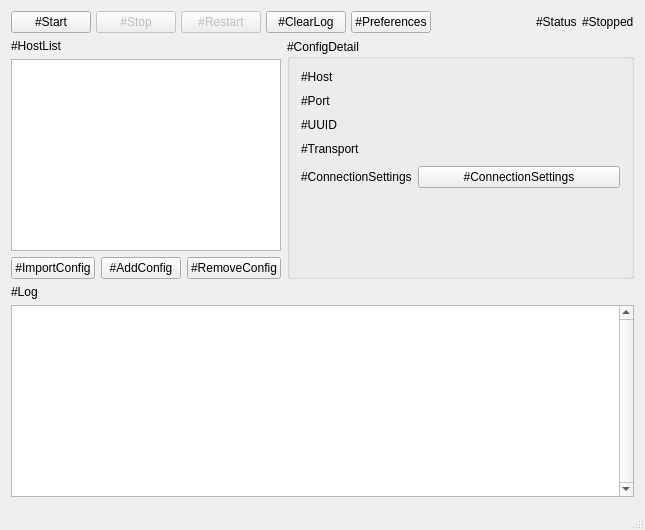
Old version of the form src/w_MainWindow.ui in the repository darsvador/qvssr.
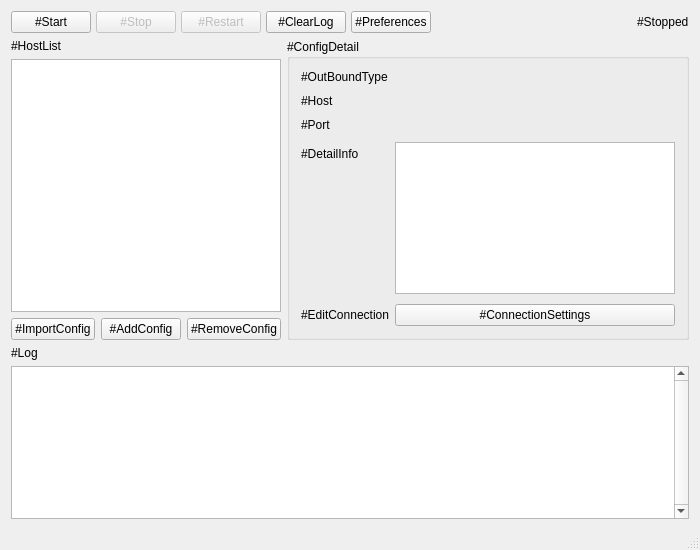
New version of the form.

```diff
--- a/src/w_MainWindow.ui
+++ b/src/w_MainWindow.ui
@@ -9,8 +9,8 @@
    <rect>
     <x>0</x>
     <y>0</y>
-    <width>645</width>
-    <height>530</height>
+    <width>700</width>
+    <height>550</height>
    </rect>
   </property>
   <property name="sizePolicy">
@@ -21,8 +21,8 @@
   </property>
   <property name="minimumSize">
    <size>
-    <width>645</width>
-    <height>530</height>
+    <width>700</width>
+    <height>550</height>
    </size>
   </property>
   <property name="windowTitle">
@@ -35,9 +35,15 @@
      <verstretch>0</verstretch>
     </sizepolicy>
    </property>
-   <layout class="QGridLayout" name="gridLayout">
-    <item row="0" column="0" colspan="4">
-     <layout class="QHBoxLayout" name="horizontalLayout" stretch="1,1,1,1,0,0,0,0">
+   <property name="minimumSize">
+    <size>
+     <width>680</width>
+     <height>530</height>
+    </size>
+   </property>
+   <layout class="QGridLayout" name="gridLayout" columnstretch="4,6" rowminimumheight="0,0,0,0,0,8">
+    <item row="0" column="0" colspan="2">
+     <layout class="QHBoxLayout" name="horizontalLayout" stretch="1,1,1,1,0,0,0">
       <property name="spacing">
        <number>5</number>
       </property>
@@ -101,13 +107,6 @@
         </property>
        </spacer>
       </item>
-      <item>
-       <widget class="QLabel" name="label_2">
-        <property name="text">
-         <string>#Status</string>
-        </property>
-       </widget>
-      </item>
       <item>
        <widget class="QLabel" name="statusLabel">
         <property name="text">
@@ -124,7 +123,86 @@
       </property>
      </widget>
     </item>
-    <item row="1" column="3" rowspan="3">
+    <item row="2" column="0">
+     <widget class="QListWidget" name="connectionListWidget">
+      <property name="frameShape">
+       <enum>QFrame::StyledPanel</enum>
+      </property>
+      <property name="frameShadow">
+       <enum>QFrame::Sunken</enum>
+      </property>
+      <property name="lineWidth">
+       <number>1</number>
+      </property>
+      <property name="midLineWidth">
+       <number>0</number>
+      </property>
+      <property name="verticalScrollBarPolicy">
+       <enum>Qt::ScrollBarAsNeeded</enum>
+      </property>
+      <property name="horizontalScrollBarPolicy">
+       <enum>Qt::ScrollBarAsNeeded</enum>
+      </property>
+      <property name="defaultDropAction">
+       <enum>Qt::CopyAction</enum>
+      </property>
+      <property name="verticalScrollMode">
+       <enum>QAbstractItemView::ScrollPerPixel</enum>
+      </property>
+      <property name="horizontalScrollMode">
+       <enum>QAbstractItemView::ScrollPerPixel</enum>
+      </property>
+      <property name="viewMode">
+       <enum>QListView::ListMode</enum>
+      </property>
+     </widget>
+    </item>
+    <item row="3" column="0">
+     <layout class="QHBoxLayout" name="horizontalLayout_2">
+      <item>
+       <widget class="QPushButton" name="importConfigBtn">
+        <property name="text">
+         <string>#ImportConfig</string>
+        </property>
+       </widget>
+      </item>
+      <item>
+       <widget class="QPushButton" name="addConfigBtn">
+        <property name="text">
+         <string>#AddConfig</string>
+        </property>
+       </widget>
+      </item>
+      <item>
+       <widget class="QPushButton" name="delConfigBtn">
+        <property name="text">
+         <string>#RemoveConfig</string>
+        </property>
+       </widget>
+      </item>
+     </layout>
+    </item>
+    <item row="5" column="0" colspan="2">
+     <widget class="QTextBrowser" name="logText">
+      <property name="verticalScrollBarPolicy">
+       <enum>Qt::ScrollBarAlwaysOn</enum>
+      </property>
+      <property name="lineWrapMode">
+       <enum>QTextEdit::NoWrap</enum>
+      </property>
+      <property name="openLinks">
+       <bool>false</bool>
+      </property>
+     </widget>
+    </item>
+    <item row="4" column="0">
+     <widget class="QLabel" name="label_10">
+      <property name="text">
+       <string>#Log</string>
+      </property>
+     </widget>
+    </item>
+    <item row="1" column="1" rowspan="3">
      <widget class="QGroupBox" name="groupBox">
       <property name="title">
        <string>#ConfigDetail</string>
@@ -136,43 +214,43 @@
        <property name="verticalSpacing">
         <number>10</number>
        </property>
-       <item row="0" column="0">
+       <item row="1" column="0">
         <widget class="QLabel" name="label">
          <property name="text">
           <string>#Host</string>
          </property>
         </widget>
        </item>
-       <item row="0" column="1">
+       <item row="1" column="1">
         <widget class="QLabel" name="_hostLabel">
          <property name="text">
           <string/>
          </property>
         </widget>
        </item>
-       <item row="1" column="0">
+       <item row="2" column="0">
         <widget class="QLabel" name="label_3">
          <property name="text">
           <string>#Port</string>
          </property>
         </widget>
        </item>
-       <item row="1" column="1">
-        <widget class="QLabel" name="_portLabel">
-         <property name="text">
-          <string/>
-         </property>
-        </widget>
-       </item>
-       <item row="2" column="0">
-        <widget class="QLabel" name="label_9">
-         <property name="text">
-          <string>#UUID</string>
-         </property>
-        </widget>
-       </item>
        <item row="2" column="1">
-        <widget class="QLabel" name="_uuidLabel">
+        <widget class="QLabel" name="_portLabel">
+         <property name="text">
+          <string/>
+         </property>
+        </widget>
+       </item>
+       <item row="0" column="0">
+        <widget class="QLabel" name="label_2">
+         <property name="text">
+          <string>#OutBoundType</string>
+         </property>
+        </widget>
+       </item>
+       <item row="0" column="1">
+        <widget class="QLabel" name="_OutBoundTypeLabel">
          <property name="text">
           <string/>
          </property>
@@ -181,21 +259,33 @@
        <item row="3" column="0">
         <widget class="QLabel" name="label_5">
          <property name="text">
-          <string>#Transport</string>
+          <string>#DetailInfo</string>
          </property>
         </widget>
        </item>
        <item row="3" column="1">
-        <widget class="QLabel" name="_transportLabel">
-         <property name="text">
-          <string/>
+        <widget class="QTextBrowser" name="detailInfoTxt">
+         <property name="sizePolicy">
+          <sizepolicy hsizetype="Expanding" vsizetype="Expanding">
+           <horstretch>0</horstretch>
+           <verstretch>0</verstretch>
+          </sizepolicy>
+         </property>
+         <property name="minimumSize">
+          <size>
+           <width>0</width>
+           <height>0</height>
+          </size>
+         </property>
+         <property name="lineWrapMode">
+          <enum>QTextEdit::NoWrap</enum>
          </property>
         </widget>
        </item>
        <item row="4" column="0">
         <widget class="QLabel" name="label_11">
          <property name="text">
-          <string>#ConnectionSettings</string>
+          <string>#EditConnection</string>
          </property>
         </widget>
        </item>
@@ -218,81 +308,6 @@
       </layout>
      </widget>
     </item>
-    <item row="2" column="0" colspan="3">
-     <widget class="QListWidget" name="connectionListWidget">
-      <property name="frameShape">
-       <enum>QFrame::StyledPanel</enum>
-      </property>
-      <property name="frameShadow">
-       <enum>QFrame::Sunken</enum>
-      </property>
-      <property name="lineWidth">
-       <number>1</number>
-      </property>
-      <property name="midLineWidth">
-       <number>0</number>
-      </property>
-      <property name="verticalScrollBarPolicy">
-       <enum>Qt::ScrollBarAsNeeded</enum>
-      </property>
-      <property name="horizontalScrollBarPolicy">
-       <enum>Qt::ScrollBarAsNeeded</enum>
-      </property>
-      <property name="defaultDropAction">
-       <enum>Qt::CopyAction</enum>
-      </property>
-      <property name="verticalScrollMode">
-       <enum>QAbstractItemView::ScrollPerPixel</enum>
-      </property>
-      <property name="horizontalScrollMode">
-       <enum>QAbstractItemView::ScrollPerPixel</enum>
-      </property>
-      <property name="viewMode">
-       <enum>QListView::ListMode</enum>
-      </property>
-     </widget>
-    </item>
-    <item row="3" column="0">
-     <widget class="QPushButton" name="importConfigBtn">
-      <property name="text">
-       <string>#ImportConfig</string>
-      </property>
-     </widget>
-    </item>
-    <item row="3" column="1">
-     <widget class="QPushButton" name="addConfigBtn">
-      <property name="text">
-       <string>#AddConfig</string>
-      </property>
-     </widget>
-    </item>
-    <item row="3" column="2">
-     <widget class="QPushButton" name="delConfigBtn">
-      <property name="text">
-       <string>#RemoveConfig</string>
-      </property>
-     </widget>
-    </item>
-    <item row="4" column="0">
-     <widget class="QLabel" name="label_10">
-      <property name="text">
-       <string>#Log</string>
-      </property>
-     </widget>
-    </item>
-    <item row="5" column="0" colspan="4">
-     <widget class="QTextBrowser" name="logText">
-      <property name="verticalScrollBarPolicy">
-       <enum>Qt::ScrollBarAlwaysOn</enum>
-      </property>
-      <property name="lineWrapMode">
-       <enum>QTextEdit::NoWrap</enum>
-      </property>
-      <property name="openLinks">
-       <bool>false</bool>
-      </property>
-     </widget>
-    </item>
    </layout>
   </widget>
   <widget class="QStatusBar" name="statusBar"/>
```
Left out of the diff: 2 changed lines with no effect on the pictures.
